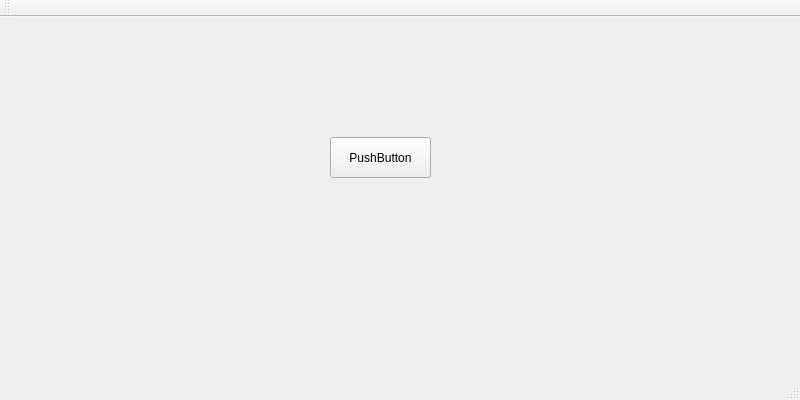
Above: mainwindow.ui from m-kalkowski/demo before the change. Below: the same form after it.
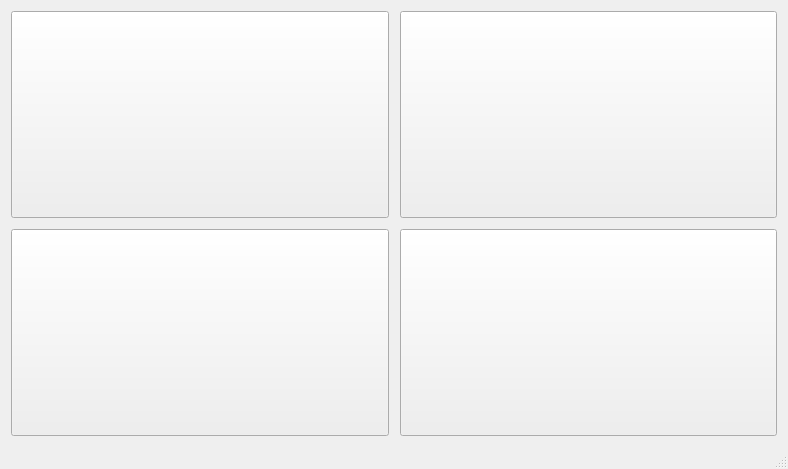
That is the form after the change.

Commit message: add images to buttons - opening ui

Diff of the .ui file:
```diff
--- a/mainwindow.ui
+++ b/mainwindow.ui
@@ -6,8 +6,8 @@
    <rect>
     <x>0</x>
     <y>0</y>
-    <width>800</width>
-    <height>400</height>
+    <width>788</width>
+    <height>469</height>
    </rect>
   </property>
   <property name="sizePolicy">
@@ -20,50 +20,102 @@
    <string>MainWindow</string>
   </property>
   <widget class="QWidget" name="centralWidget">
-   <widget class="QPushButton" name="pushButton">
-    <property name="geometry">
-     <rect>
-      <x>330</x>
-      <y>120</y>
-      <width>101</width>
-      <height>41</height>
-     </rect>
-    </property>
-    <property name="text">
-     <string>PushButton</string>
-    </property>
-   </widget>
-   <widget class="QLabel" name="label">
-    <property name="geometry">
-     <rect>
-      <x>340</x>
-      <y>190</y>
-      <width>121</width>
-      <height>20</height>
-     </rect>
-    </property>
-    <property name="text">
-     <string/>
-    </property>
-   </widget>
-  </widget>
-  <widget class="QMenuBar" name="menuBar">
-   <property name="geometry">
-    <rect>
-     <x>0</x>
-     <y>0</y>
-     <width>800</width>
-     <height>21</height>
-    </rect>
-   </property>
-  </widget>
-  <widget class="QToolBar" name="mainToolBar">
-   <attribute name="toolBarArea">
-    <enum>TopToolBarArea</enum>
-   </attribute>
-   <attribute name="toolBarBreak">
-    <bool>false</bool>
-   </attribute>
+   <layout class="QGridLayout" name="gridLayout_3">
+    <item row="0" column="0">
+     <layout class="QGridLayout" name="gridLayout_2">
+      <property name="sizeConstraint">
+       <enum>QLayout::SetDefaultConstraint</enum>
+      </property>
+      <item row="1" column="0">
+       <spacer name="verticalSpacer">
+        <property name="orientation">
+         <enum>Qt::Vertical</enum>
+        </property>
+        <property name="sizeType">
+         <enum>QSizePolicy::Fixed</enum>
+        </property>
+        <property name="sizeHint" stdset="0">
+         <size>
+          <width>5</width>
+          <height>5</height>
+         </size>
+        </property>
+       </spacer>
+      </item>
+      <item row="0" column="0">
+       <widget class="QPushButton" name="pushButton">
+        <property name="sizePolicy">
+         <sizepolicy hsizetype="Minimum" vsizetype="Expanding">
+          <horstretch>0</horstretch>
+          <verstretch>0</verstretch>
+         </sizepolicy>
+        </property>
+        <property name="autoFillBackground">
+         <bool>false</bool>
+        </property>
+        <property name="text">
+         <string/>
+        </property>
+       </widget>
+      </item>
+      <item row="2" column="2">
+       <widget class="QPushButton" name="pushButton_4">
+        <property name="sizePolicy">
+         <sizepolicy hsizetype="Minimum" vsizetype="Expanding">
+          <horstretch>0</horstretch>
+          <verstretch>0</verstretch>
+         </sizepolicy>
+        </property>
+        <property name="text">
+         <string/>
+        </property>
+       </widget>
+      </item>
+      <item row="0" column="2">
+       <widget class="QPushButton" name="pushButton_3">
+        <property name="sizePolicy">
+         <sizepolicy hsizetype="Minimum" vsizetype="Expanding">
+          <horstretch>0</horstretch>
+          <verstretch>0</verstretch>
+         </sizepolicy>
+        </property>
+        <property name="text">
+         <string/>
+        </property>
+       </widget>
+      </item>
+      <item row="2" column="0">
+       <widget class="QPushButton" name="pushButton_2">
+        <property name="sizePolicy">
+         <sizepolicy hsizetype="Minimum" vsizetype="Expanding">
+          <horstretch>0</horstretch>
+          <verstretch>0</verstretch>
+         </sizepolicy>
+        </property>
+        <property name="text">
+         <string/>
+        </property>
+       </widget>
+      </item>
+      <item row="0" column="1">
+       <spacer name="horizontalSpacer">
+        <property name="orientation">
+         <enum>Qt::Horizontal</enum>
+        </property>
+        <property name="sizeType">
+         <enum>QSizePolicy::Fixed</enum>
+        </property>
+        <property name="sizeHint" stdset="0">
+         <size>
+          <width>5</width>
+          <height>5</height>
+         </size>
+        </property>
+       </spacer>
+      </item>
+     </layout>
+    </item>
+   </layout>
   </widget>
   <widget class="QStatusBar" name="statusBar"/>
  </widget>
```
The commit also changes 9 other files.
